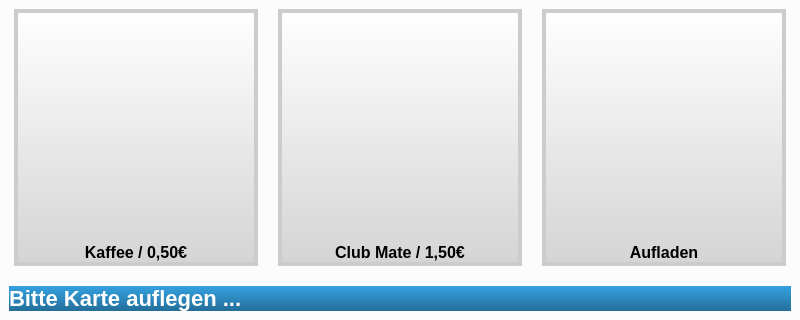
Qt form main.ui (fsiwi-hka/coffeesale) before a commit; both pictures show x 0 to 800 and y 160 to 480 of the 800 by 480 pixel window.
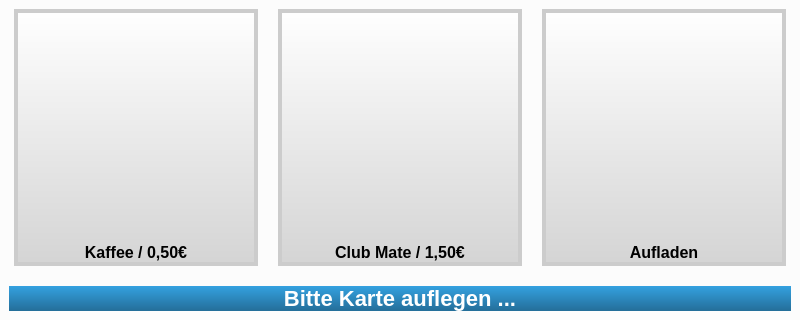
The same form after that commit. Icons and pictures are not drawn.

Commit message: Added interaction timeout

The edit to the form file:
```diff
--- a/main.ui
+++ b/main.ui
@@ -170,6 +170,9 @@
       <property name="text">
        <string>Bitte Karte auflegen ...</string>
       </property>
+      <property name="alignment">
+       <set>Qt::AlignCenter</set>
+      </property>
      </widget>
     </item>
    </layout>
```
The commit also changes 1 other file.
